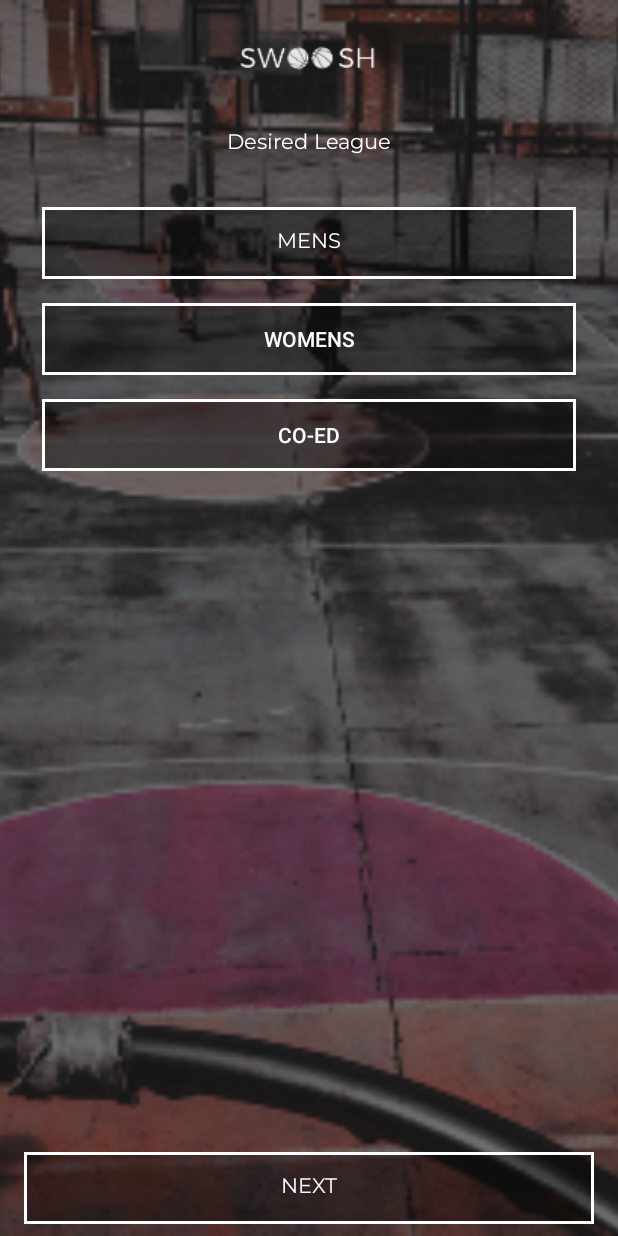
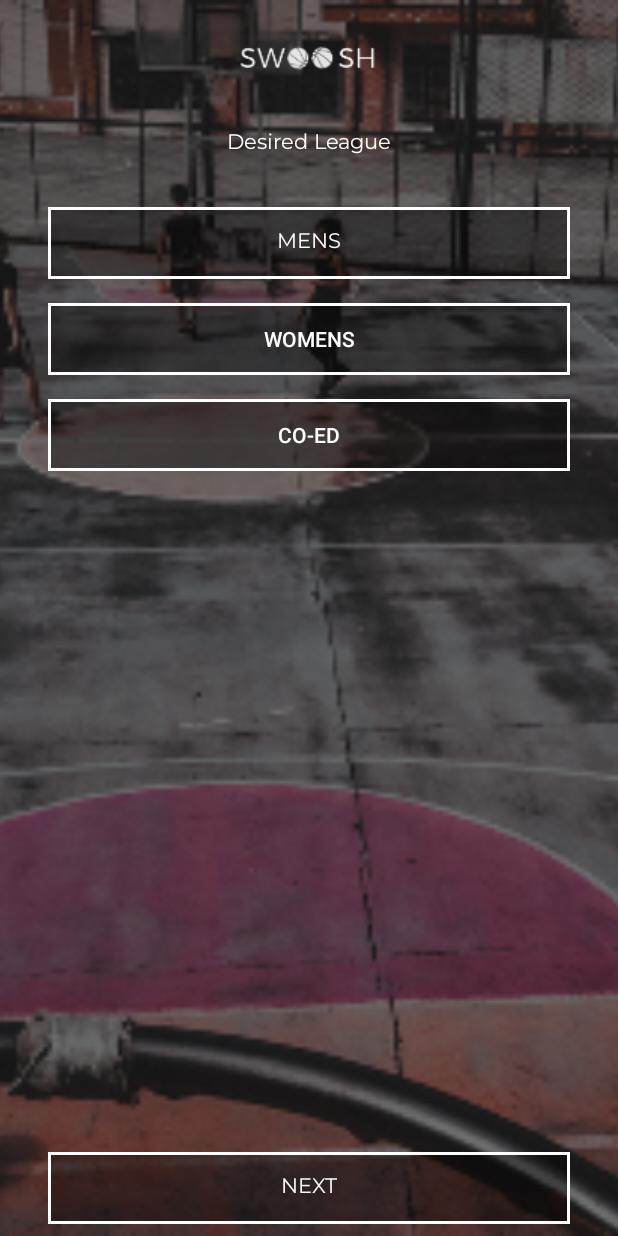
Before and after one commit to Tonykushe/Swoosh, an Android app: the LeagueActivity screen opened directly, with no data from a screen before it, on a phone screen of 412 x 824 dp. Run offline under Robolectric (Android 15) with nearby library versions, the phone set to English and light mode, and no system bars.

```diff
--- a/app/src/main/AndroidManifest.xml
+++ b/app/src/main/AndroidManifest.xml
@@ -21,9 +21,7 @@
             android:name="preloaded_fonts"
             android:resource="@array/preloaded_fonts" />
 
-        <activity android:name=".LeagueActivity">
-
-        </activity>
+        <activity android:name=".LeagueActivity"></activity>
     </application>
 
 </manifest>
--- a/app/src/main/java/ke/co/tonymugendi/swoosh/WelcomeActivity.kt
+++ b/app/src/main/java/ke/co/tonymugendi/swoosh/WelcomeActivity.kt
@@ -1,12 +1,18 @@
 package ke.co.tonymugendi.swoosh
 
+import android.content.Intent
 import android.support.v7.app.AppCompatActivity
 import android.os.Bundle
+import kotlinx.android.synthetic.main.activity_welcome.*
 
 class WelcomeActivity : AppCompatActivity() {
 
     override fun onCreate(savedInstanceState: Bundle?) {
         super.onCreate(savedInstanceState)
         setContentView(R.layout.activity_welcome)
+        getStartedBtn.setOnClickListener {
+            val leagueIntent = Intent(this, LeagueActivity::class.java)
+            startActivity(leagueIntent)
+        }
     }
 }
--- a/app/src/main/res/drawable/swoosh_toggle.xml
+++ b/app/src/main/res/drawable/swoosh_toggle.xml
@@ -1,6 +1,6 @@
 <?xml version="1.0" encoding="utf-8"?>
 <selector xmlns:android="http://schemas.android.com/apk/res/android">
-    <item android:state_checked="true" android:drawable="@drawable/swoosh_checked"></item>
-    <item android:state_checked="false" android:drawable="@drawable/swoosh_button"></item>
 
+    <item android:state_checked="true" android:drawable="@drawable/swoosh_checked" />
+    <item android:state_checked="false" android:drawable="@drawable/swoosh_button" />
 </selector>
--- a/app/src/main/res/layout/activity_league.xml
+++ b/app/src/main/res/layout/activity_league.xml
@@ -15,7 +15,7 @@
         app:layout_constraintEnd_toEndOf="parent"
         app:layout_constraintStart_toStartOf="parent"
         app:layout_constraintTop_toTopOf="parent"
-        app:srcCompat="@drawable/desiredleaguebg" />
+        app:srcCompat="@drawable/desiredleaguebg" android:contentDescription="TODO" />
 
     <ImageView
         android:id="@+id/imageView2"
@@ -38,7 +38,7 @@
         android:layout_marginStart="8dp"
         android:layout_marginTop="32dp"
         android:fontFamily="@font/montserrat"
-        android:text="Desired League"
+        android:text="@string/desired_league"
         android:textColor="@android:color/white"
         android:textSize="14sp"
         app:layout_constraintEnd_toEndOf="parent"
@@ -47,7 +47,7 @@
 
     <LinearLayout
         android:id="@+id/linearLayout"
-        android:layout_width="356dp"
+        android:layout_width="0dp"
         android:layout_height="wrap_content"
         android:layout_marginEnd="32dp"
         android:layout_marginStart="32dp"
@@ -61,9 +61,9 @@
             android:id="@+id/toggleButton"
             android:layout_width="match_parent"
             android:layout_height="wrap_content"
-            android:background="@drawable/swoosh_button"
+            android:background="@drawable/swoosh_toggle"
             android:fontFamily="@font/montserrat"
-            android:text="mens"
+            android:text="@string/mens"
             android:textColor="@android:color/white"
             android:textOff="mens"
             android:textOn="mens"
@@ -76,8 +76,8 @@
             android:layout_height="wrap_content"
             android:layout_marginBottom="16dp"
             android:layout_marginTop="16dp"
-            android:background="@drawable/swoosh_button"
-            android:text="womens"
+            android:background="@drawable/swoosh_toggle"
+            android:text="@string/womens"
             android:textColor="@android:color/white"
             android:textOff="@string/womens"
             android:textOn="womens" />
@@ -86,8 +86,8 @@
             android:id="@+id/toggleButton3"
             android:layout_width="match_parent"
             android:layout_height="wrap_content"
-            android:background="@drawable/swoosh_button"
-            android:text="co-ed"
+            android:background="@drawable/swoosh_toggle"
+            android:text="@string/co_ed"
             android:textColor="@android:color/white"
             android:textOff="co-ed"
             android:textOn="co-ed" />
@@ -98,11 +98,11 @@
         android:layout_width="0dp"
         android:layout_height="wrap_content"
         android:layout_marginBottom="8dp"
-        android:layout_marginEnd="16dp"
-        android:layout_marginStart="16dp"
+        android:layout_marginEnd="32dp"
+        android:layout_marginStart="32dp"
         android:background="@drawable/swoosh_button"
         android:fontFamily="@font/montserrat"
-        android:text="next"
+        android:text="@string/next"
         android:textColor="@android:color/white"
         app:layout_constraintBottom_toBottomOf="parent"
         app:layout_constraintEnd_toEndOf="parent"
--- a/app/src/main/res/values/strings.xml
+++ b/app/src/main/res/values/strings.xml
@@ -3,4 +3,12 @@
     <string name="bg">background</string>
     <string name="logo">logo</string>
     <string name="womens">womens</string>
+    <string name="go_all_in">GO ALL IN</string>
+    <string name="on_going_all_out">ON GOING ALL OUT</string>
+    <string name="find_a_team_in_your_city_and_dominate_the_league">Find a team in your city and dominate the league.</string>
+    <string name="get_started">GET STARTED</string>
+    <string name="mens">mens</string>
+    <string name="desired_league">Desired League</string>
+    <string name="co_ed">co-ed</string>
+    <string name="next">next</string>
 </resources>
```
Also changed, not shown: app/src/main/res/layout/activity_welcome.xml (+7 -7 lines).
